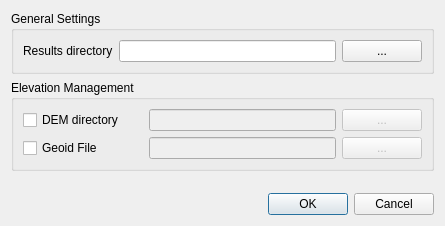
The window that Code/Application/Monteverdi/mvdPreferencesDialog.ui (orfeotoolbox/OTB) describes before a commit, drawn with Qt 5.
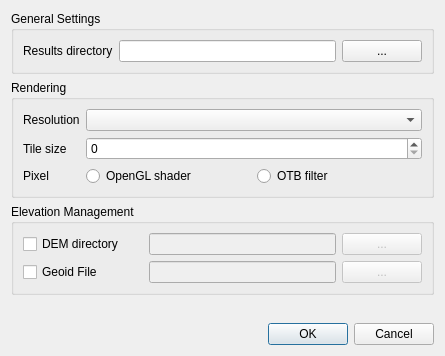
The same window after the commit.

Commit message: ENH: Added rendering parameters to preferences dialog.

```diff
--- a/Code/Application/Monteverdi/mvdPreferencesDialog.ui
+++ b/Code/Application/Monteverdi/mvdPreferencesDialog.ui
@@ -10,7 +10,7 @@
     <x>0</x>
     <y>0</y>
     <width>445</width>
-    <height>226</height>
+    <height>356</height>
    </rect>
   </property>
   <property name="sizePolicy">
@@ -100,6 +100,80 @@
        </layout>
       </widget>
      </item>
+     <item>
+      <widget class="QGroupBox" name="renderingGroupBox">
+       <property name="sizePolicy">
+        <sizepolicy hsizetype="Preferred" vsizetype="Preferred">
+         <horstretch>0</horstretch>
+         <verstretch>0</verstretch>
+        </sizepolicy>
+       </property>
+       <property name="title">
+        <string>Rendering</string>
+       </property>
+       <layout class="QGridLayout" name="gridLayout_4">
+        <item row="2" column="0">
+         <widget class="QLabel" name="tileSizeLabel">
+          <property name="sizePolicy">
+           <sizepolicy hsizetype="Maximum" vsizetype="Minimum">
+            <horstretch>0</horstretch>
+            <verstretch>0</verstretch>
+           </sizepolicy>
+          </property>
+          <property name="text">
+           <string>Tile size</string>
+          </property>
+         </widget>
+        </item>
+        <item row="3" column="0">
+         <widget class="QLabel" name="pixelLabel">
+          <property name="sizePolicy">
+           <sizepolicy hsizetype="Maximum" vsizetype="Minimum">
+            <horstretch>0</horstretch>
+            <verstretch>0</verstretch>
+           </sizepolicy>
+          </property>
+          <property name="text">
+           <string>Pixel</string>
+          </property>
+         </widget>
+        </item>
+        <item row="1" column="0">
+         <widget class="QLabel" name="resolutionLabel">
+          <property name="sizePolicy">
+           <sizepolicy hsizetype="Maximum" vsizetype="Minimum">
+            <horstretch>0</horstretch>
+            <verstretch>0</verstretch>
+           </sizepolicy>
+          </property>
+          <property name="text">
+           <string>Resolution</string>
+          </property>
+         </widget>
+        </item>
+        <item row="3" column="1">
+         <widget class="QRadioButton" name="shaderRadioButton">
+          <property name="text">
+           <string>OpenGL shader</string>
+          </property>
+         </widget>
+        </item>
+        <item row="3" column="2">
+         <widget class="QRadioButton" name="otbRadioButton">
+          <property name="text">
+           <string>OTB filter</string>
+          </property>
+         </widget>
+        </item>
+        <item row="2" column="1" colspan="2">
+         <widget class="QSpinBox" name="tileSizeSpinBox"/>
+        </item>
+        <item row="1" column="1" colspan="2">
+         <widget class="QComboBox" name="resolutionComboBox"/>
+        </item>
+       </layout>
+      </widget>
+     </item>
      <item>
       <widget class="QGroupBox" name="elevationGroupBox">
        <property name="title">
```
